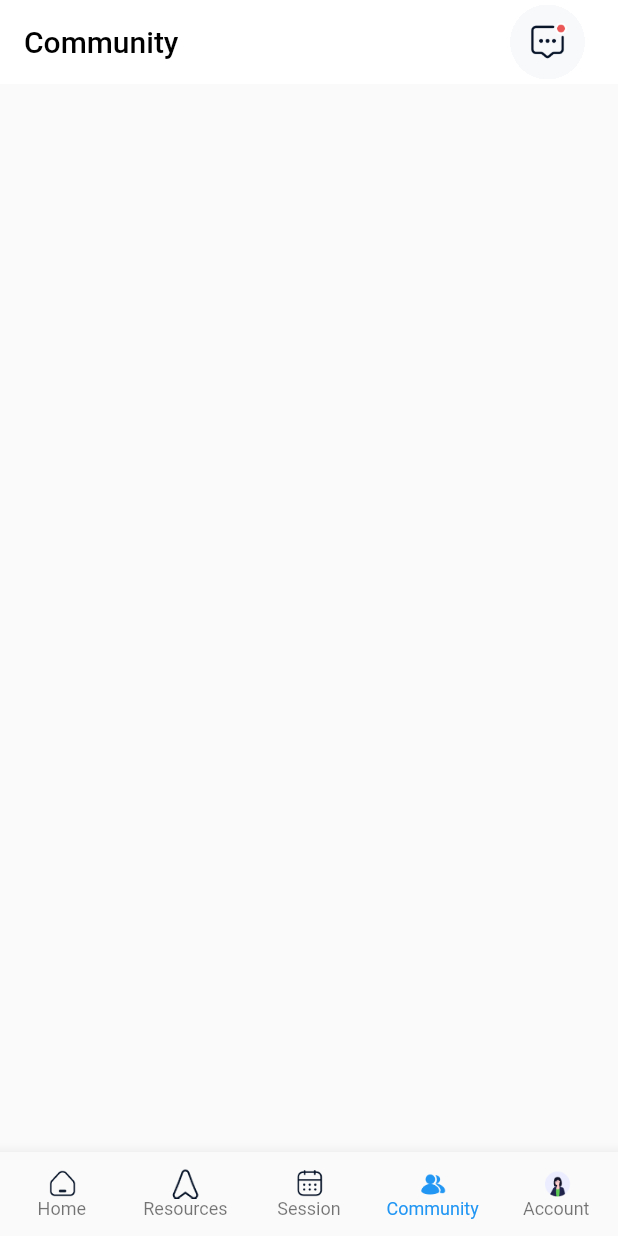
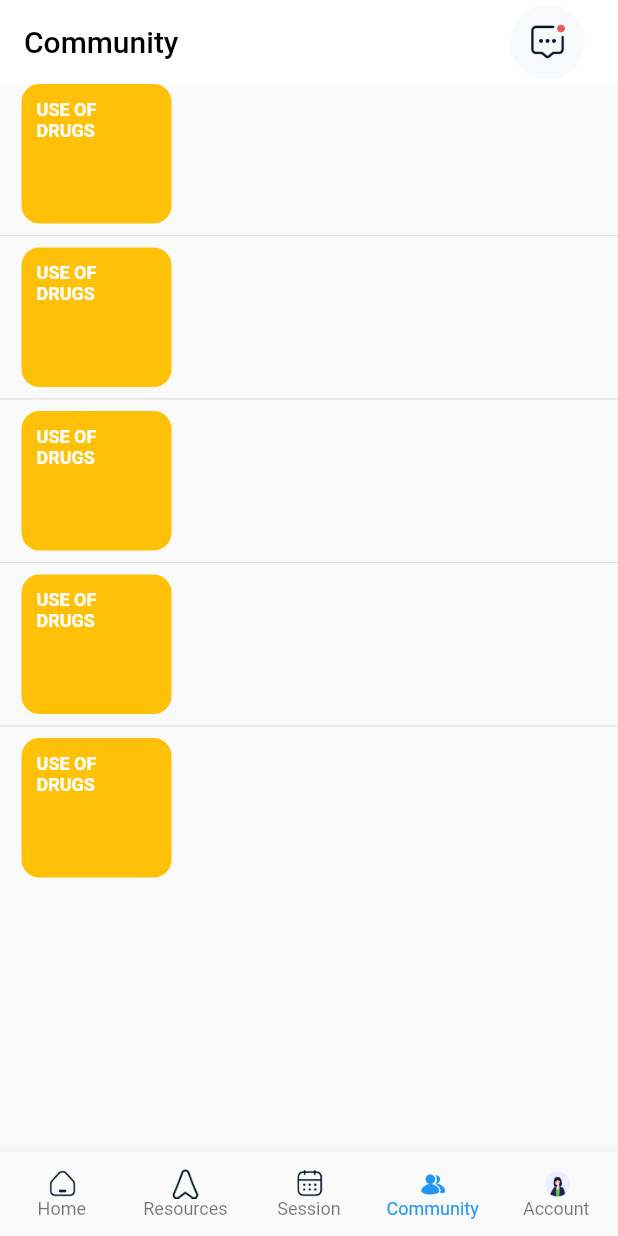
Before and after one commit to adolesamuel/faramove_therapy, a Flutter app: the screen it shows after launch, item 4 of the bottom bar chosen, on a phone screen of 412 x 824 dp. Run offline on Flutter 3.47's test engine with Material 2 defaults, Android fonts, the phone set to English and light mode, and no system bars; our stand-ins replace flutter_screenutil, gap.

Commit message:
added community page assets

```diff
--- a/lib/constants/asset_strings.dart
+++ b/lib/constants/asset_strings.dart
@@ -2,6 +2,7 @@ class AssetStrings {
   static const String _base = 'assets';
   static const String _navIcons = '$_base/nav_icons';
   static const String _homepage = '$_base/home';
+  static const String _communityPage = '$_base/community';
 
   //NavBar Icons
   static const String homeActiveIcon = '$_navIcons/home.png';
@@ -21,4 +22,15 @@ class AssetStrings {
   static const String stethBg = '$_homepage/steth.png';
   static const String bookBg = '$_homepage/book.png';
   static const String headsetBg = '$_homepage/headset.png';
+
+  //Community page Assets
+  static const String drugsBG = '$_communityPage/drugs.png';
+  static const String letterBoxIcon = '$_communityPage/letterbox.png';
+  static const String searchIcon = '$_communityPage/magnifier.png';
+  static const String peopleOne = '$_communityPage/people-1.png';
+  static const String peopleTwo = '$_communityPage/people-2.png';
+  static const String peopleThree = '$_communityPage/people-3.png';
+  static const String peopleFour = '$_communityPage/people-4.png';
+  static const String profileIcon = '$_communityPage/person.png';
+  static const String therapyBG = '$_communityPage/therapy-bg.png';
 }
--- a/lib/screens/community/community_page.dart
+++ b/lib/screens/community/community_page.dart
@@ -28,8 +28,58 @@ class _CommunityPageState extends State<CommunityPage> {
           Gap(20.0.w),
         ],
       ),
-
-      // body: ListView.builder(itemBuilder: itemBuilder),
+      body: ListView.separated(
+        itemCount: 5,
+        itemBuilder: (context, index) {
+          return const CommunityListItem();
+        },
+        separatorBuilder: (context, index) => const Divider(),
+      ),
     );
   }
 }
+
+class CommunityListItem extends StatelessWidget {
+  const CommunityListItem({super.key});
+
+  @override
+  Widget build(BuildContext context) {
+    return Row(
+      mainAxisAlignment: MainAxisAlignment.center,
+      crossAxisAlignment: CrossAxisAlignment.center,
+      children: [
+        Container(
+          height: 93.0,
+          width: 100.0,
+          decoration: BoxDecoration(
+            color: Colors.amber,
+            borderRadius: BorderRadius.circular(12.0),
+          ),
+          child: Column(
+            children: [
+              Align(
+                alignment: Alignment.topLeft,
+                child: Container(
+                  width: 49.0,
+                  margin: const EdgeInsets.all(10.0),
+                  child: const Text(
+                    'USE OF DRUGS',
+                    style: TextStyle(
+                      color: Colors.white,
+                      fontSize: 12.0,
+                      fontWeight: FontWeight.w700,
+                    ),
+                  ),
+                ),
+              ),
+            ],
+          ),
+        ),
+        Gap(17.85.w),
+        Container(
+          width: 240.0.w,
+        )
+      ],
+    );
+  }
+}
--- a/pubspec.yaml
+++ b/pubspec.yaml
@@ -66,6 +66,7 @@ flutter:
     - assets/
     - assets/nav_icons/
     - assets/home/
+    - assets/community/
   #   - images/a_dot_burr.jpeg
   #   - images/a_dot_ham.jpeg
 
```
Also changed, not shown: assets/community/drugs.png (added), assets/community/letterbox.png (added), assets/community/magnifier.png (added), assets/community/people-1.png (added), assets/community/people-2.png (added), assets/community/people-3.png (added), assets/community/people-4.png (added), assets/community/person.png (added), assets/community/therapy-bg.png (added).
